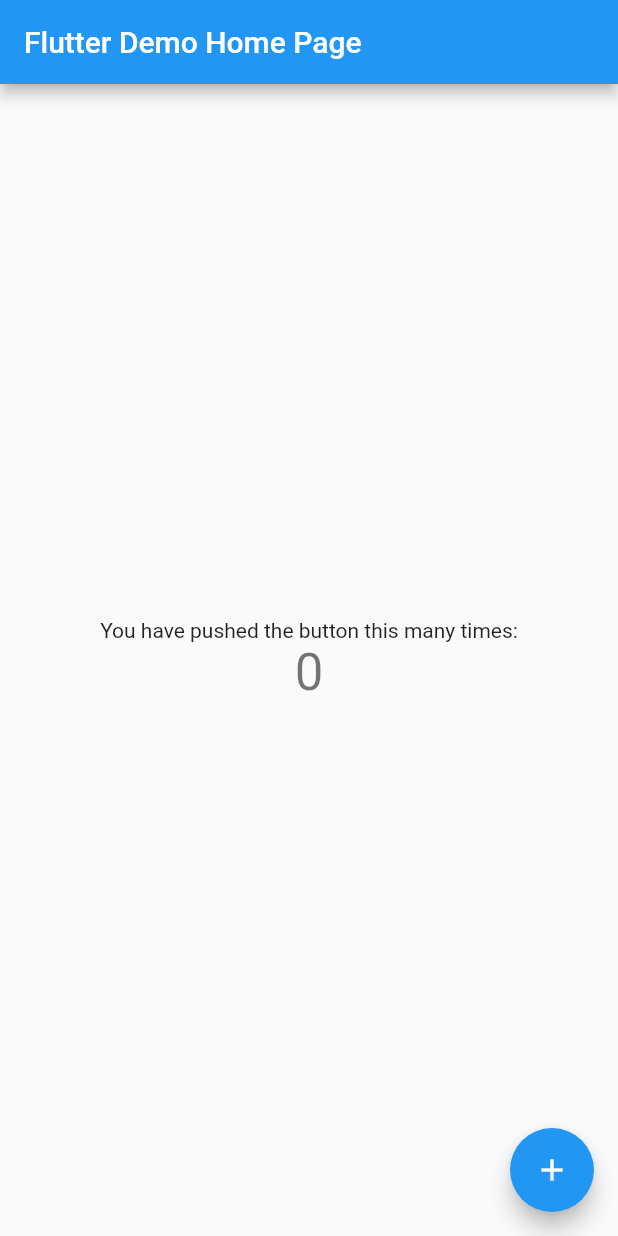
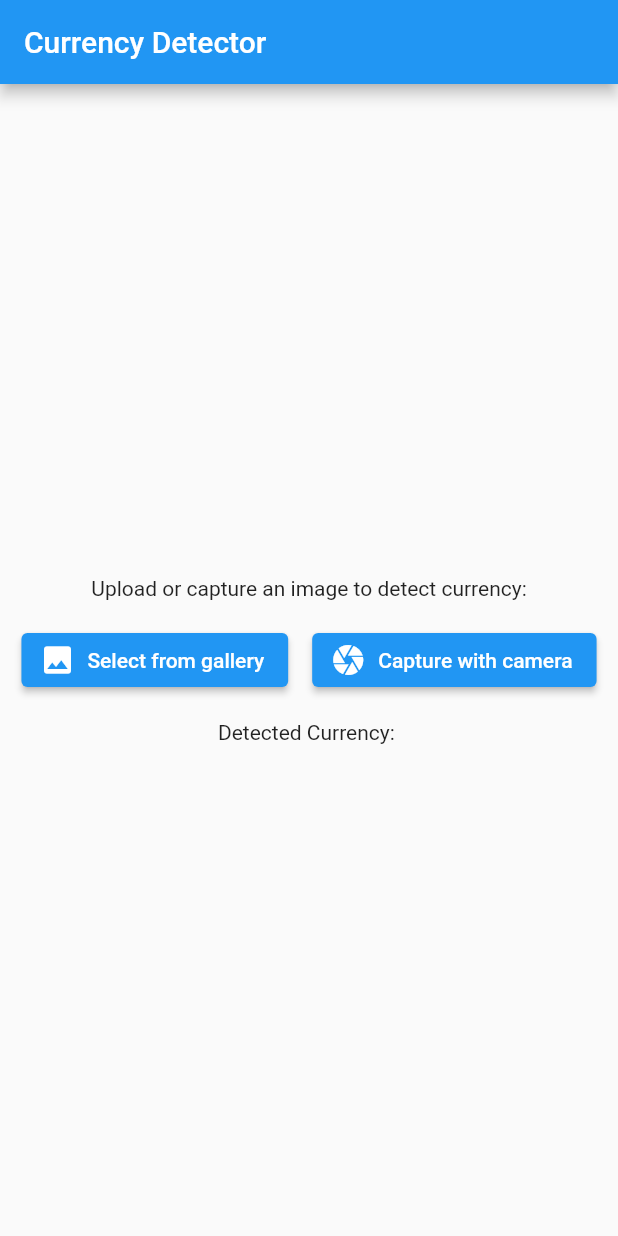
Before and after one commit to Femlol1/Currency-detector-, a Flutter app: the screen it shows after launch, on a phone screen of 412 x 824 dp. Run offline on Flutter 3.47's test engine with Material 2 defaults, Android fonts, the phone set to English and light mode, and no system bars; our stand-ins replace image_picker; missing offline and left inert: tflite.

Commit message:
Implemented tenso flow

```diff
--- /dev/null
+++ b/currency_detector/assets/labels.txt
@@ -0,0 +1,4 @@
+0 5
+1 10
+2 20
+3 50
--- a/currency_detector/lib/main.dart
+++ b/currency_detector/lib/main.dart
@@ -1,115 +1,131 @@
+import 'dart:io';
 import 'package:flutter/material.dart';
+import 'package:image_picker/image_picker.dart';
+import 'package:tflite/tflite.dart';
 
 void main() {
-  runApp(const MyApp());
+  runApp(CurrencyDetectorApp());
 }
 
-class MyApp extends StatelessWidget {
-  const MyApp({super.key});
-
-  // This widget is the root of your application.
+class CurrencyDetectorApp extends StatelessWidget {
   @override
   Widget build(BuildContext context) {
     return MaterialApp(
-      title: 'Flutter Demo',
+      title: 'Currency Detector',
       theme: ThemeData(
-        // This is the theme of your application.
-        //
-        // Try running your application with "flutter run". You'll see the
-        // application has a blue toolbar. Then, without quitting the app, try
-        // changing the primarySwatch below to Colors.green and then invoke
-        // "hot reload" (press "r" in the console where you ran "flutter run",
-        // or simply save your changes to "hot reload" in a Flutter IDE).
-        // Notice that the counter didn't reset back to zero; the application
-        // is not restarted.
         primarySwatch: Colors.blue,
       ),
-      home: const MyHomePage(title: 'Flutter Demo Home Page'),
+      home: CurrencyDetectorHomePage(),
     );
   }
 }
 
-class MyHomePage extends StatefulWidget {
-  const MyHomePage({super.key, required this.title});
+class CurrencyDetectorHomePage extends StatefulWidget {
+  @override
+  _CurrencyDetectorHomePageState createState() => _CurrencyDetectorHomePageState();
+}
 
-  // This widget is the home page of your application. It is stateful, meaning
-  // that it has a State object (defined below) that contains fields that affect
-  // how it looks.
-
-  // This class is the configuration for the state. It holds the values (in this
-  // case the title) provided by the parent (in this case the App widget) and
-  // used by the build method of the State. Fields in a Widget subclass are
-  // always marked "final".
-
-  final String title;
+class _CurrencyDetectorHomePageState extends State<CurrencyDetectorHomePage> {
+  final ImagePicker _picker = ImagePicker();
+  File _image;
+  String _detectedCurrency = '';
 
   @override
-  State<MyHomePage> createState() => _MyHomePageState();
-}
+  void initState() {
+    super.initState();
+    loadModel();
+  }
 
-class _MyHomePageState extends State<MyHomePage> {
-  int _counter = 0;
+  @override
+  void dispose() {
+    Tflite.close();
+    super.dispose();
+  }
 
-  void _incrementCounter() {
-    setState(() {
-      // This call to setState tells the Flutter framework that something has
-      // changed in this State, which causes it to rerun the build method below
-      // so that the display can reflect the updated values. If we changed
-      // _counter without calling setState(), then the build method would not be
-      // called again, and so nothing would appear to happen.
-      _counter++;
-    });
+  Future<void> loadModel() async {
+    try {
+      await Tflite.loadModel(
+        model: "assets/model.tflite",
+        labels: "assets/labels.txt",
+      );
+    } catch (e) {
+      print('Error loading model: $e');
+    }
+  }
+
+  Future<void> _getImage({bool fromCamera = false}) async {
+    final pickedFile = await _picker.getImage(
+      source: fromCamera ? ImageSource.camera : ImageSource.gallery,
+    );
+
+    if (pickedFile != null) {
+      setState(() {
+        _image = File(pickedFile.path);
+      });
+      detectCurrency(_image);
+    } else {
+      print('No image selected.');
+    }
+  }
+
+  Future<void> detectCurrency(File image) async {
+    if (image == null) return;
+
+    final result = await Tflite.runModelOnImage(
+      path: image.path,
+      // Set the appropriate parameters based on your model
+    );
+
+    if (result != null && result.isNotEmpty) {
+      setState(() {
+        _detectedCurrency = result[0]['label'];
+      });
+    } else {
+      print('No currency detected.');
+    }
   }
 
   @override
   Widget build(BuildContext context) {
-    // This method is rerun every time setState is called, for instance as done
-    // by the _incrementCounter method above.
-    //
-    // The Flutter framework has been optimized to make rerunning build methods
-    // fast, so that you can just rebuild anything that needs updating rather
-    // than having to individually change instances of widgets.
     return Scaffold(
       appBar: AppBar(
-        // Here we take the value from the MyHomePage object that was created by
-        // the App.build method, and use it to set our appbar title.
-        title: Text(widget.title),
+        title: Text('Currency Detector'),
       ),
       body: Center(
-        // Center is a layout widget. It takes a single child and positions it
-        // in the middle of the parent.
         child: Column(
-          // Column is also a layout widget. It takes a list of children and
-          // arranges them vertically. By default, it sizes itself to fit its
-          // children horizontally, and tries to be as tall as its parent.
-          //
-          // Invoke "debug painting" (press "p" in the console, choose the
-          // "Toggle Debug Paint" action from the Flutter Inspector in Android
-          // Studio, or the "Toggle Debug Paint" command in Visual Studio Code)
-          // to see the wireframe for each widget.
-          //
-          // Column has various properties to control how it sizes itself and
-          // how it positions its children. Here we use mainAxisAlignment to
-          // center the children vertically; the main axis here is the vertical
-          // axis because Columns are vertical (the cross axis would be
-          // horizontal).
           mainAxisAlignment: MainAxisAlignment.center,
           children: <Widget>[
-            const Text(
-              'You have pushed the button this many times:',
+            Text(
+              'Upload or capture an image to detect currency:',
             ),
+            SizedBox(height: 16.0),
+            Row(
+              mainAxisAlignment: MainAxisAlignment.center,
+              children: [
+                ElevatedButton.icon(
+                  onPressed: () {
+                    _getImage(fromCamera: false);
+                  },
+                  icon: Icon(Icons.image),
+                  label: Text('Select from gallery'),
+                ),
+                SizedBox(width: 16.0),
+                ElevatedButton.icon(
+                  onPressed: () {
+                    _getImage(fromCamera: true);
+                  },
+                  icon: Icon(Icons.camera),
+                  label: Text('Capture with camera'),
+                ),
+              ],
+            ),
+            SizedBox(height: 16.0),
             Text(
-              '$_counter',
-              style: Theme.of(context).textTheme.headlineMedium,
+              'Detected Currency: $_detectedCurrency',
             ),
           ],
         ),
       ),
-      floatingActionButton: FloatingActionButton(
-        onPressed: _incrementCounter,
-        tooltip: 'Increment',
-        child: const Icon(Icons.add),
-      ), // This trailing comma makes auto-formatting nicer for build methods.
     );
   }
 }
--- a/currency_detector/pubspec.yaml
+++ b/currency_detector/pubspec.yaml
@@ -30,6 +30,12 @@
 dependencies:
   flutter:
     sdk: flutter
+  http: ^0.13.3
+  camera: ^0.8.1
+  path_provider: ^2.0.2
+  tflite: ^1.1.1
+  tflite_flutter: ^0.9.0
+  image_picker: ^0.8.4+2
 
 
   # The following adds the Cupertino Icons font to your application.
```
Also changed, not shown: currency_detector/pubspec.lock, 6 other files.
